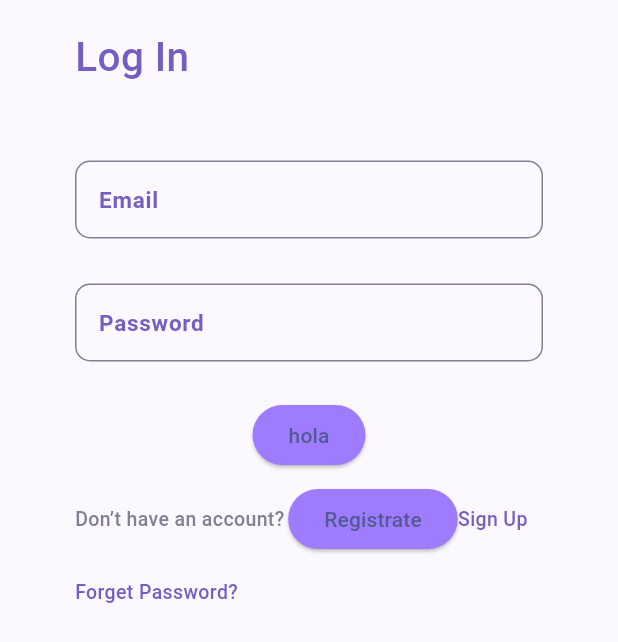
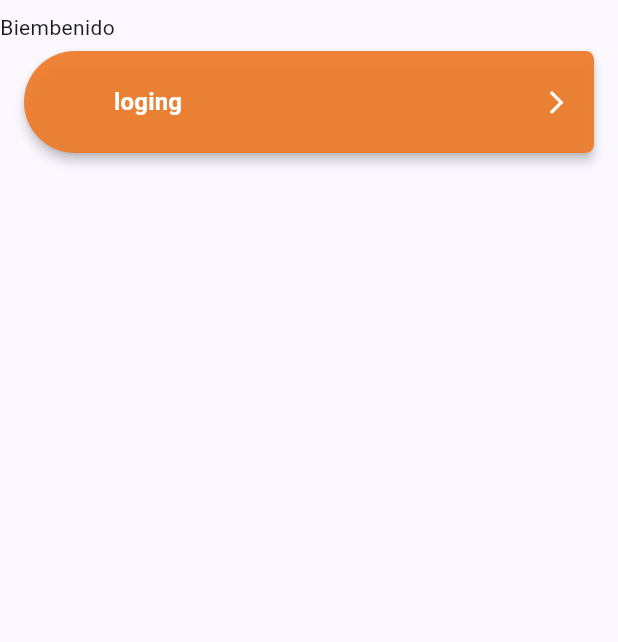
Before and after one commit to Miriam-Nav/proyecto_protectora, a Flutter app: the LoginScreen screen opened directly, on a phone screen of 412 x 824 dp. Shown: the top 642 px of the screen. Run offline on Flutter 3.47's test engine with Material 3 defaults, Android fonts, the light colour scheme and no system bars; our stand-ins replace equatable, flutter_riverpod, go_router, shared_preferences; accounts and stored records are empty; Roboto replaces fonts that are missing (Poppins).

Commit message:
revision de error

```diff
--- a/lib/core/widgets/app_button.dart
+++ b/lib/core/widgets/app_button.dart
@@ -50,17 +50,21 @@ class AppButton extends StatelessWidget {
 /// icono inicial, texto centrado y flecha final.
 /// ----------------------------------------------------------------------
 class AppRoundedActionButton extends StatelessWidget {
-  final IconData leadingIcon;
+  final IconData? leadingIcon;
   final String label;
-  final VoidCallback? onPressed;
+  // final VoidCallback? onPressed;
   final AppButtonVariant variant;
+  final Widget? onPressed;
+
+
 
   const AppRoundedActionButton({
     super.key,
-    required this.leadingIcon,
+    this.leadingIcon,
     required this.label,
-    required this.onPressed,
+    this.onPressed,
     this.variant = AppButtonVariant.primary,
+
   });
 
   @override
@@ -79,7 +83,9 @@ class AppRoundedActionButton extends StatelessWidget {
     return Padding(
       padding: const EdgeInsets.symmetric(vertical: 6),
       child: ElevatedButton(
-        onPressed: onPressed,
+        onPressed: () => Navigator.of(
+            context,
+          ).push(MaterialPageRoute(builder: (_) => onPressed!)),
         style: ElevatedButton.styleFrom(
           backgroundColor: bg,
           foregroundColor: fg,
--- a/lib/core/widgets/button_demo.dart
+++ b/lib/core/widgets/button_demo.dart
@@ -1,29 +1,29 @@
-import 'package:flutter/material.dart';
-import 'package:proyecto_protectora/features/auth/presentation/pages/demostracion_page.dart';
+// import 'package:flutter/material.dart';
+// import 'package:proyecto_protectora/features/auth/presentation/pages/demostracion_page.dart';
 
 
-class button_Paginademostracion extends StatelessWidget {
-  final Widget? pantallaDestino;
+// class button_Paginademostracion extends StatelessWidget {
+//   final Widget? pantallaDestino;
 
-  final dynamic texto;
+//   final dynamic texto;
 
 
-  const button_Paginademostracion( {super.key, this.pantallaDestino, required this.texto});
+//   const button_Paginademostracion( {super.key, this.pantallaDestino, required this.texto});
 
-  @override
-  Widget build(BuildContext context) {
-    return Column(
-      children: [
-        ElevatedButton(
-          onPressed: () => Navigator.of(
-            context,
-          ).push(MaterialPageRoute(builder: (_) => pantallaDestino!)),
-          style: ElevatedButton.styleFrom(
-            backgroundColor: const Color(0xFF9F7BFF),
-          ),
-          child: Text( texto, textDirection: TextDirection.ltr),
-        ),
-      ],
-    );
-  }
-}
+//   @override
+//   Widget build(BuildContext context) {
+//     return Column(
+//       children: [
+//         ElevatedButton(
+//           onPressed: () => Navigator.of(
+//             context,
+//           ).push(MaterialPageRoute(builder: (_) => pantallaDestino!)),
+//           style: ElevatedButton.styleFrom(
+//             backgroundColor: const Color(0xFF9F7BFF),
+//           ),
+//           child: Text( texto, textDirection: TextDirection.ltr),
+//         ),
+//       ],
+//     );
+//   }
+// }
--- a/lib/features/auth/presentation/pages/home_page.dart
+++ b/lib/features/auth/presentation/pages/home_page.dart
@@ -1,4 +1,5 @@
 import 'package:flutter/material.dart';
+import 'package:proyecto_protectora/core/widgets/app_button.dart' show AppRoundedActionButton;
 import 'package:proyecto_protectora/core/widgets/button_demo.dart';
 import 'package:proyecto_protectora/features/auth/presentation/pages/demostracion_page.dart';
 import 'package:proyecto_protectora/catalog/catalog_pages.dart';
@@ -86,7 +87,8 @@ class _EstadoPaginaAjustes extends State<PaginaAjustes> {
             Padding(
               padding: const EdgeInsets.symmetric(horizontal: 16.0),
               child:
-                button_Paginademostracion( pantallaDestino: LoginScreen(), texto: "Logeate/Registrate"),
+                AppRoundedActionButton( label: 'loging', onPressed: LoginScreen(),),
+                // button_Paginademostracion( pantallaDestino: LoginScreen(), texto: "Logeate/Registrate"),
                 // child: FilledButton(
                 // onPressed: () => Navigator.of(context).push(
                 //   MaterialPageRoute(builder: (_) => const PaginaDemostracion()),
--- a/lib/features/auth/presentation/pages/login_page.dart
+++ b/lib/features/auth/presentation/pages/login_page.dart
@@ -1,4 +1,6 @@
 import 'package:flutter/material.dart';
+import 'package:proyecto_protectora/core/widgets/app_button.dart'
+    show AppRoundedActionButton;
 import 'package:proyecto_protectora/core/widgets/button_demo.dart';
 import 'package:proyecto_protectora/features/auth/presentation/pages/demostracion_page.dart';
 import 'package:proyecto_protectora/features/auth/presentation/pages/home_page.dart';
@@ -15,175 +17,190 @@ class _LoginScreenState extends State<LoginScreen> {
   final TextEditingController _emailController = TextEditingController();
   final TextEditingController _passController = TextEditingController();
 
-
-
   @override
   Widget build(BuildContext context) {
     final brillo = Theme.of(context).brightness;
+    // return Scaffold(
+    //   body: Column(
+    //     crossAxisAlignment: CrossAxisAlignment.start,
+    //     children: [
+    //       // Padding(
+    //       //   padding: const EdgeInsets.only(left: 15, top: 15),
+    //       //   // child: Image.asset(
+    //       //   //   "assets/images/vector-1.png",
+    //       //   //   width: 413,
+    //       //   //   height: 457,
+    //       //   // ),
+    //       // ),
+    //       const SizedBox(height: 18),
+    //       Padding(
+    //         padding: const EdgeInsets.symmetric(horizontal: 50),
+    //         child: Column(
+    //           textDirection: TextDirection.ltr,
+    //           crossAxisAlignment: CrossAxisAlignment.start,
+    //           children: [
+    //             // const Text(
+    //             //   'Log In',
+    //             //   style: TextStyle(
+    //             //     color: Color(0xFF755DC1),
+    //             //     fontSize: 27,
+    //             //     fontFamily: 'Poppins',
+    //             //     fontWeight: FontWeight.w500,
+    //             //   ),
+    //             // ),
+    //             // const SizedBox(height: 50),
+    //             // TextField(
+    //             //   controller: _emailController,
+    //             //   textAlign: TextAlign.center,
+    //             //   style: const TextStyle(
+    //             //     color: Color(0xFF393939),
+    //             //     fontSize: 13,
+    //             //     fontFamily: 'Poppins',
+    //             //     fontWeight: FontWeight.w400,
+    //             //   ),
+    //             //   decoration: const InputDecoration(
+    //             //     labelText: 'Email',
+    //             //     labelStyle: TextStyle(
+    //             //       color: Color(0xFF755DC1),
+    //             //       fontSize: 15,
+    //             //       fontFamily: 'Poppins',
+    //             //       fontWeight: FontWeight.w600,
+    //             //     ),
+    //             //     enabledBorder: OutlineInputBorder(
+    //             //       borderRadius: BorderRadius.all(Radius.circular(10)),
+    //             //       borderSide: BorderSide(
+    //             //         width: 1,
+    //             //         color: Color(0xFF837E93),
+    //             //       ),
+    //             //     ),
+    //             //     focusedBorder: OutlineInputBorder(
+    //             //       borderRadius: BorderRadius.all(Radius.circular(10)),
+    //             //       borderSide: BorderSide(
+    //             //         width: 1,
+    //             //         color: Color(0xFF9F7BFF),
+    //             //       ),
+    //             //     ),
+    //             //   ),
+    //             // ),
+    //             // const SizedBox(height: 30),
+    //             // TextField(
+    //             //   controller: _passController,
+    //             //   textAlign: TextAlign.center,
+    //             //   style: const TextStyle(
+    //             //     color: Color(0xFF393939),
+    //             //     fontSize: 13,
+    //             //     fontFamily: 'Poppins',
+    //             //     fontWeight: FontWeight.w400,
+    //             //   ),
+    //             //   decoration: const InputDecoration(
+    //             //     labelText: 'Password',
+    //             //     labelStyle: TextStyle(
+    //             //       color: Color(0xFF755DC1),
+    //             //       fontSize: 15,
+    //             //       fontFamily: 'Poppins',
+    //             //       fontWeight: FontWeight.w600,
+    //             //     ),
+    //             //     enabledBorder: OutlineInputBorder(
+    //             //       borderRadius: BorderRadius.all(Radius.circular(10)),
+    //             //       borderSide: BorderSide(
+    //             //         width: 1,
+    //             //         color: Color(0xFF837E93),
+    //             //       ),
+    //             //     ),
+    //             //     focusedBorder: OutlineInputBorder(
+    //             //       borderRadius: BorderRadius.all(Radius.circular(10)),
+    //             //       borderSide: BorderSide(
+    //             //         width: 1,
+    //             //         color: Color(0xFF9F7BFF),
+    //             //       ),
+    //             //     ),
+    //             //   ),
+    //             // ),
+    //             // const SizedBox(height: 25),
+    //             Padding(
+    //               padding: EdgeInsets.all(8.0),
+    //               child:
+    //               AppRoundedActionButton(
+    //                 label: 'loging',
+    //                 onPressed: PaginaDemostracion(),
+    //               ),
+    //               // button_Paginademostracion( pantallaDestino: LoginScreen(), texto: "Logeate/Registrate"),
+    //               // child: FilledButton(
+    //               // onPressed: () => Navigator.of(context).push(
+    //               //   MaterialPageRoute(builder: (_) => const PaginaDemostracion()),
+    //               // ),
+    //               // child: const Text('Ir a pantalla de demostración'),
+    //             ),
+    //             // ClipRRect(
+    //             //   borderRadius: const BorderRadius.all(Radius.circular(10)),
+    //             //   child: SizedBox(
+    //             //     // width: 329,
+    //             //     // height: 56,
+    //             //     child:
+    //             //     // button_Paginademostracion( pantallaDestino: PaginaDemostracion(), texto: "hola"),
+    //             //     AppRoundedActionButton( label: 'loging', onPressed: PaginaDemostracion()),
+    //             //   ),
+    //             // ),
+    //             // const SizedBox(
+    //             //   height: 15,
+    //             // ),
+    //             // Row(
+    //             //   children: [
+    //             //     const Text(
+    //             //       'Don’t have an account?',
+    //             //       style: TextStyle(
+    //             //         color: Color(0xFF837E93),
+    //             //         fontSize: 13,
+    //             //         fontFamily: 'Poppins',
+    //             //         fontWeight: FontWeight.w500,
+    //             //       ),
+    //             //     ),
+    //             //     const SizedBox(width: 2.5),
+    //             //     // button_Paginademostracion( pantallaDestino: SingUpScreen(), texto: "Registrate"),
+    //             //     InkWell(
+    //             //       // onTap: () {
+    //             //       //   widget.controller.animateToPage(1,
+    //             //       //       duration: const Duration(milliseconds: 500),
+    //             //       //       curve: Curves.ease);
+    //             //       // },
+    //             //       child: const Text(
+    //             //         'Sign Up',
+    //             //         style: TextStyle(
+    //             //           color: Color(0xFF755DC1),
+    //             //           fontSize: 13,
+    //             //           fontFamily: 'Poppins',
+    //             //           fontWeight: FontWeight.w500,
+    //             //         ),
+    //             //       ),
+    //             //     ),
+    //             //   ],
+    //             // ),
+    //             // const SizedBox(height: 15),
+    //             // const Text(
+    //             //   'Forget Password?',
+    //             //   style: TextStyle(
+    //             //     color: Color(0xFF755DC1),
+    //             //     fontSize: 13,
+    //             //     fontFamily: 'Poppins',
+    //             //     fontWeight: FontWeight.w500,
+    //             //   ),
+    //             // ),
+    //           ],
+    //         ),
+    //       ),
+    //     ],
+    //   ),
+    // );
     return Scaffold(
-      body: Column(
-        crossAxisAlignment: CrossAxisAlignment.start,
+      body: ListView(
         children: [
-          // Padding(
-          //   padding: const EdgeInsets.only(left: 15, top: 15),
-          //   // child: Image.asset(
-          //   //   "assets/images/vector-1.png",
-          //   //   width: 413,
-          //   //   height: 457,
-          //   // ),
-          // ),
-          const SizedBox(
-            height: 18,
-          ),
+          const SizedBox(height: 8),
+          Text('Biembenido', textDirection: TextDirection.ltr),
           Padding(
-            padding: const EdgeInsets.symmetric(horizontal: 50),
-            child: Column(
-              textDirection: TextDirection.ltr,
-              crossAxisAlignment: CrossAxisAlignment.start,
-              children: [
-                const Text(
-                  'Log In',
-                  style: TextStyle(
-                    color: Color(0xFF755DC1),
-                    fontSize: 27,
-                    fontFamily: 'Poppins',
-                    fontWeight: FontWeight.w500,
-                  ),
-                ),
-                const SizedBox(
-                  height: 50,
-                ),
-                TextField(
-                  controller: _emailController,
-                  textAlign: TextAlign.center,
-                  style: const TextStyle(
-                    color: Color(0xFF393939),
-                    fontSize: 13,
-                    fontFamily: 'Poppins',
-                    fontWeight: FontWeight.w400,
-                  ),
-                  decoration: const InputDecoration(
-                    labelText: 'Email',
-                    labelStyle: TextStyle(
-                      color: Color(0xFF755DC1),
-                      fontSize: 15,
-                      fontFamily: 'Poppins',
-                      fontWeight: FontWeight.w600,
-                    ),
-                    enabledBorder: OutlineInputBorder(
-                      borderRadius: BorderRadius.all(Radius.circular(10)),
-                      borderSide: BorderSide(
-                        width: 1,
-                        color: Color(0xFF837E93),
-                      ),
-                    ),
-                    focusedBorder: OutlineInputBorder(
-                      borderRadius: BorderRadius.all(Radius.circular(10)),
-                      borderSide: BorderSide(
-                        width: 1,
-                        color: Color(0xFF9F7BFF),
-                      ),
-                    ),
-                  ),
-                ),
-                const SizedBox(
-                  height: 30,
-                ),
-                TextField(
-                  controller: _passController,
-                  textAlign: TextAlign.center,
-                  style: const TextStyle(
-                    color: Color(0xFF393939),
-                    fontSize: 13,
-                    fontFamily: 'Poppins',
-                    fontWeight: FontWeight.w400,
-                  ),
-                  decoration: const InputDecoration(
-                    labelText: 'Password',
-                    labelStyle: TextStyle(
-                      color: Color(0xFF755DC1),
-                      fontSize: 15,
-                      fontFamily: 'Poppins',
-                      fontWeight: FontWeight.w600,
-                    ),
-                    enabledBorder: OutlineInputBorder(
-                      borderRadius: BorderRadius.all(Radius.circular(10)),
-                      borderSide: BorderSide(
-                        width: 1,
-                        color: Color(0xFF837E93),
-                      ),
-                    ),
-                    focusedBorder: OutlineInputBorder(
-                      borderRadius: BorderRadius.all(Radius.circular(10)),
-                      borderSide: BorderSide(
-                        width: 1,
-                        color: Color(0xFF9F7BFF),
-                      ),
-                    ),
-                  ),
-                ),
-                const SizedBox(
-                  height: 25,
-                ),
-                ClipRRect(
-                  borderRadius: const BorderRadius.all(Radius.circular(10)),
-                  child: SizedBox(
-                    width: 329,
-                    height: 56,
-                    child:
-                    button_Paginademostracion( pantallaDestino: PaginaDemostracion(), texto: "hola"),
-                  ),
-                ),
-                // const SizedBox(
-                //   height: 15,
-                // ),
-                Row(
-                  children: [
-                    const Text(
-                      'Don’t have an account?',
-                      style: TextStyle(
-                        color: Color(0xFF837E93),
-                        fontSize: 13,
-                        fontFamily: 'Poppins',
-                        fontWeight: FontWeight.w500,
-                      ),
-                    ),
-                    const SizedBox(
-                      width: 2.5,
-                    ),
-                    button_Paginademostracion( pantallaDestino: SingUpScreen(), texto: "Registrate"),
-                    InkWell(
-
-                      // onTap: () {
-                      //   widget.controller.animateToPage(1,
-                      //       duration: const Duration(milliseconds: 500),
-                      //       curve: Curves.ease);
-                      // },
-                      child: const Text(
-                        'Sign Up',
-                        style: TextStyle(
-                          color: Color(0xFF755DC1),
-                          fontSize: 13,
-                          fontFamily: 'Poppins',
-                          fontWeight: FontWeight.w500,
-                        ),
-                      ),
-                    ),
-                  ],
-                ),
-                const SizedBox(
-                  height: 15,
-                ),
-                const Text(
-                  'Forget Password?',
-                  style: TextStyle(
-                    color: Color(0xFF755DC1),
-                    fontSize: 13,
-                    fontFamily: 'Poppins',
-                    fontWeight: FontWeight.w500,
-                  ),
-                ),
-              ],
+            padding: const EdgeInsets.symmetric(horizontal: 16.0),
+            child: AppRoundedActionButton(
+              label: 'loging',
+              onPressed: PaginaDemostracion(),
             ),
           ),
         ],
--- a/lib/features/auth/presentation/pages/sing_up_screen.dart
+++ b/lib/features/auth/presentation/pages/sing_up_screen.dart
@@ -1,4 +1,5 @@
 import 'package:flutter/material.dart';
+import 'package:proyecto_protectora/core/widgets/app_button.dart' show AppRoundedActionButton;
 import 'package:proyecto_protectora/core/widgets/button_demo.dart';
 import 'package:proyecto_protectora/features/auth/presentation/pages/demostracion_page.dart';
 import 'package:proyecto_protectora/features/auth/presentation/pages/login_page.dart';
@@ -193,7 +194,8 @@ class _SingUpScreenState extends State<SingUpScreen> {
                     width: 329,
                     height: 56,
                     child:
-                    button_Paginademostracion(pantallaDestino: PaginaDemostracion(), texto: "registrado",),
+                    AppRoundedActionButton( label: 'registrado', onPressed: PaginaDemostracion(),),
+                    // button_Paginademostracion(pantallaDestino: PaginaDemostracion(), texto: "registrado",),
                   ),
                 ),
                 const SizedBox(
@@ -214,7 +216,8 @@ class _SingUpScreenState extends State<SingUpScreen> {
                     const SizedBox(
                       width: 2.5,
                     ),
-                     button_Paginademostracion( pantallaDestino: LoginScreen(), texto: "Registrate"),
+                    AppRoundedActionButton( label: 'registrate', onPressed: LoginScreen(),),
+                    //  button_Paginademostracion( pantallaDestino: LoginScreen(), texto: "Registrate"),
                     InkWell(
                       // onTap: () {
                       //   widget.controller.animateToPage(0,
```
Also changed, not shown: lib/catalog/catalog_pages.dart (+40 -40 lines), lib/catalog/demos/buttons_demo.dart (+72 -72 lines), lib/features/auth/presentation/pages/demostracion_page.dart (+19 -3 lines).
